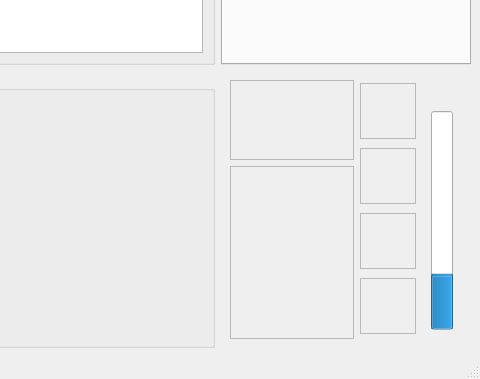
First picture: the form in assets/ui/main.ui, repository pierce-smith1/aor, before the edit; both pictures show x 320 to 800 and y 221 to 600 of the 800 by 600 pixel window.
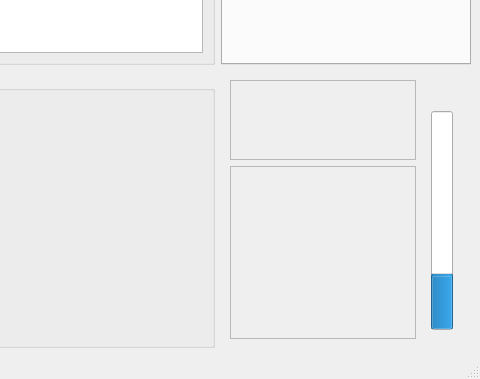
Second picture: the form after the edit. The open tabs and pages were chosen to show the change. Icons and pictures are not drawn.

Patch:
```diff
--- a/assets/ui/main.ui
+++ b/assets/ui/main.ui
@@ -272,130 +272,6 @@
          <property name="sizeConstraint">
           <enum>QLayout::SetDefaultConstraint</enum>
          </property>
-         <item>
-          <widget class="QFrame" name="artifact_frame_0">
-           <property name="minimumSize">
-            <size>
-             <width>56</width>
-             <height>56</height>
-            </size>
-           </property>
-           <property name="maximumSize">
-            <size>
-             <width>56</width>
-             <height>56</height>
-            </size>
-           </property>
-           <property name="frameShape">
-            <enum>QFrame::StyledPanel</enum>
-           </property>
-           <property name="frameShadow">
-            <enum>QFrame::Raised</enum>
-           </property>
-           <layout class="QHBoxLayout" name="horizontalLayout_11">
-            <item>
-             <widget class="QLabel" name="artifact_label_0">
-              <property name="text">
-               <string/>
-              </property>
-             </widget>
-            </item>
-           </layout>
-          </widget>
-         </item>
-         <item>
-          <widget class="QFrame" name="artifact_frame_1">
-           <property name="minimumSize">
-            <size>
-             <width>56</width>
-             <height>56</height>
-            </size>
-           </property>
-           <property name="maximumSize">
-            <size>
-             <width>56</width>
-             <height>56</height>
-            </size>
-           </property>
-           <property name="frameShape">
-            <enum>QFrame::StyledPanel</enum>
-           </property>
-           <property name="frameShadow">
-            <enum>QFrame::Raised</enum>
-           </property>
-           <layout class="QHBoxLayout" name="horizontalLayout_10">
-            <item>
-             <widget class="QLabel" name="artifact_label_1">
-              <property name="text">
-               <string/>
-              </property>
-             </widget>
-            </item>
-           </layout>
-          </widget>
-         </item>
-         <item>
-          <widget class="QFrame" name="artifact_frame_2">
-           <property name="minimumSize">
-            <size>
-             <width>56</width>
-             <height>56</height>
-            </size>
-           </property>
-           <property name="maximumSize">
-            <size>
-             <width>56</width>
-             <height>56</height>
-            </size>
-           </property>
-           <property name="frameShape">
-            <enum>QFrame::StyledPanel</enum>
-           </property>
-           <property name="frameShadow">
-            <enum>QFrame::Raised</enum>
-           </property>
-           <layout class="QHBoxLayout" name="horizontalLayout_9">
-            <item>
-             <widget class="QLabel" name="artifact_label_2">
-              <property name="text">
-               <string/>
-              </property>
-             </widget>
-            </item>
-           </layout>
-          </widget>
-         </item>
-         <item>
-          <widget class="QFrame" name="artifact_frame_3">
-           <property name="minimumSize">
-            <size>
-             <width>56</width>
-             <height>56</height>
-            </size>
-           </property>
-           <property name="maximumSize">
-            <size>
-             <width>56</width>
-             <height>56</height>
-            </size>
-           </property>
-           <property name="frameShape">
-            <enum>QFrame::StyledPanel</enum>
-           </property>
-           <property name="frameShadow">
-            <enum>QFrame::Raised</enum>
-           </property>
-           <layout class="QHBoxLayout" name="horizontalLayout_15">
-            <item>
-             <widget class="QLabel" name="artifact_label_3">
-              <property name="text">
-               <string/>
-              </property>
-             </widget>
-            </item>
-           </layout>
-          </widget>
-         </item>
         </layout>
        </item>
        <item>
```
Left out of the diff: 4 changed lines with no effect on the pictures.
